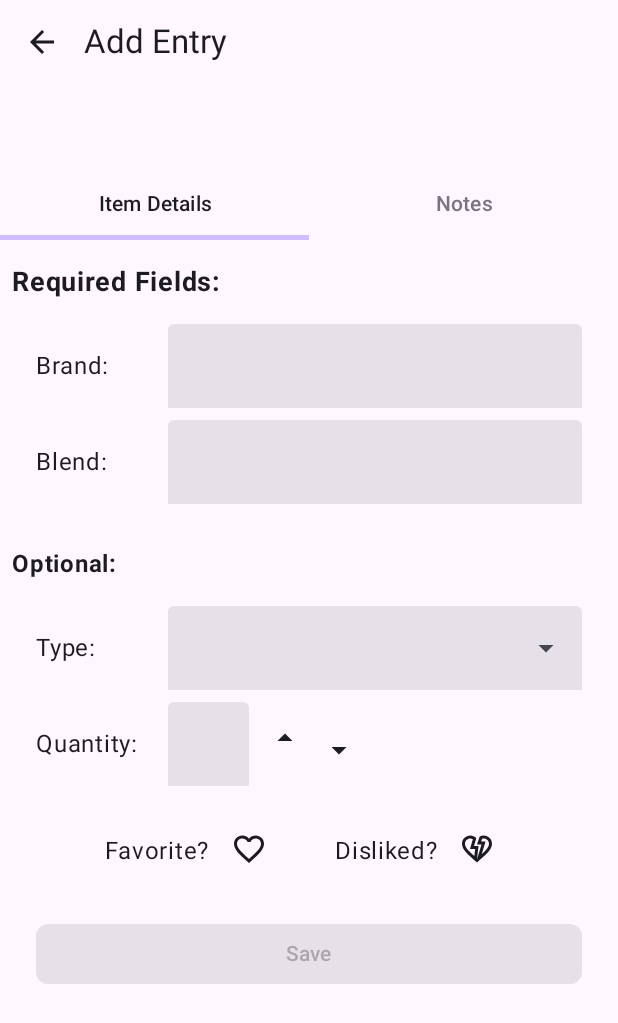
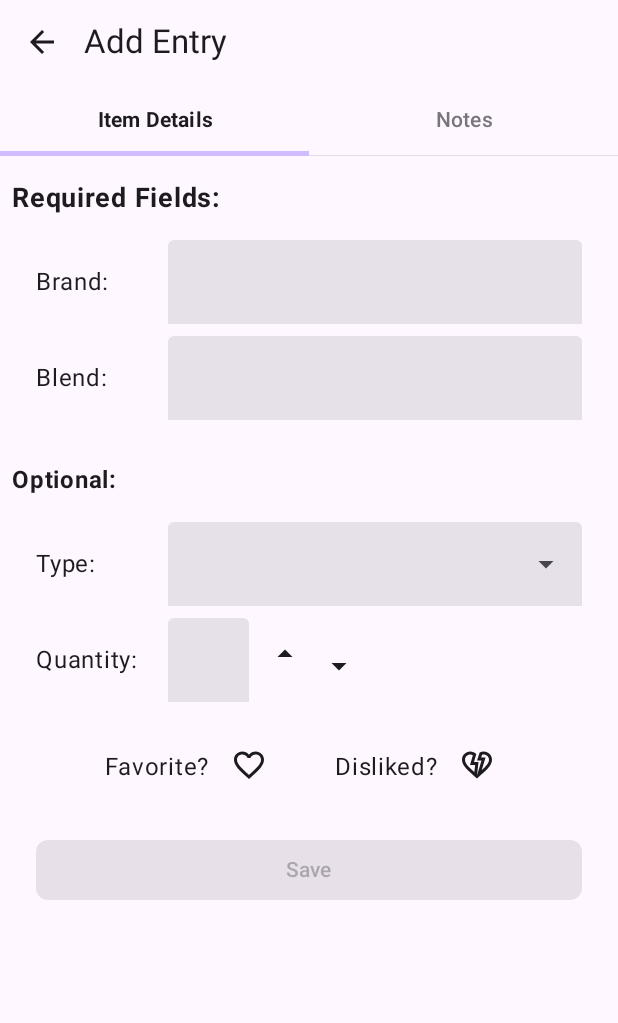
Before and after one commit to sardonicus87/Tobacco_Cellar, an Android app built with Jetpack Compose: the AddEntryScreen screen opened through its navigation route, on a phone screen of 412 x 824 dp. Shown: the top 1023 px of the screen. Run offline under Robolectric (Android 15) with nearby library versions, the phone set to English and light mode, and no system bars; 14 statements that could not run were skipped.

Commit message:
Fixed padding issue.

```diff
--- a/app/src/main/java/com/example/tobaccocellar/ui/items/AddEntryScreen.kt
+++ b/app/src/main/java/com/example/tobaccocellar/ui/items/AddEntryScreen.kt
@@ -25,6 +25,7 @@ import androidx.compose.foundation.text.input.InputTransformation.Companion.keyb
 import androidx.compose.material3.AlertDialog
 import androidx.compose.material3.Button
 import androidx.compose.material3.ButtonColors
+import androidx.compose.material3.DividerDefaults
 import androidx.compose.material3.DropdownMenu
 import androidx.compose.material3.DropdownMenuItem
 import androidx.compose.material3.ExperimentalMaterial3Api
@@ -191,7 +192,7 @@ fun AddEntryScreen(
                 isEditEntry = false,
                 navigateToEditEntry = navigateToEditEntry,
                 modifier = modifier
-                    .padding(innerPadding)
+                    .padding(0.dp)
                     .fillMaxSize(),
             )
         }
@@ -350,7 +351,6 @@ fun ItemInputForm(
     val titles = listOf("Item Details", "Notes")
 
 
-
     Column(
         modifier = modifier
             .fillMaxWidth(),
@@ -372,7 +372,7 @@ fun ItemInputForm(
                 HorizontalDivider(
                     modifier = Modifier,
                     thickness = Dp.Hairline,
-                    color = Color.Transparent
+                    color = DividerDefaults.color,
                 )
             },
         ) {
@@ -385,9 +385,13 @@ fun ItemInputForm(
                             .background(
                                 if (selectedTabIndex == index) MaterialTheme.colorScheme.background
                                 else LocalCustomColors.current.backgroundUnselected
-//                                MaterialTheme.colorScheme.background
                             ),
-                        text = { Text(title) },
+                        text = {
+                            Text(
+                                text = title,
+                                fontWeight = if (selectedTabIndex == index) FontWeight.Bold else FontWeight.SemiBold,
+                            )
+                        },
                         selectedContentColor = MaterialTheme.colorScheme.onBackground,
                         unselectedContentColor = MaterialTheme.colorScheme.outline,
                         interactionSource = remember { MutableInteractionSource() }
--- a/app/src/main/java/com/example/tobaccocellar/ui/items/EditEntryScreen.kt
+++ b/app/src/main/java/com/example/tobaccocellar/ui/items/EditEntryScreen.kt
@@ -18,6 +18,7 @@ import androidx.compose.ui.composed
 import androidx.compose.ui.input.nestedscroll.nestedScroll
 import androidx.compose.ui.platform.LocalFocusManager
 import androidx.compose.ui.res.stringResource
+import androidx.compose.ui.unit.dp
 import androidx.lifecycle.viewmodel.compose.viewModel
 import com.example.tobaccocellar.CellarTopAppBar
 import com.example.tobaccocellar.R
@@ -97,7 +98,7 @@ fun EditEntryScreen(
                 navigateToEditEntry = {},
                 resetExistState = {},
                 modifier = Modifier
-                    .padding(innerPadding)
+                    .padding(0.dp)
                     .fillMaxSize()
             )
         }
```
